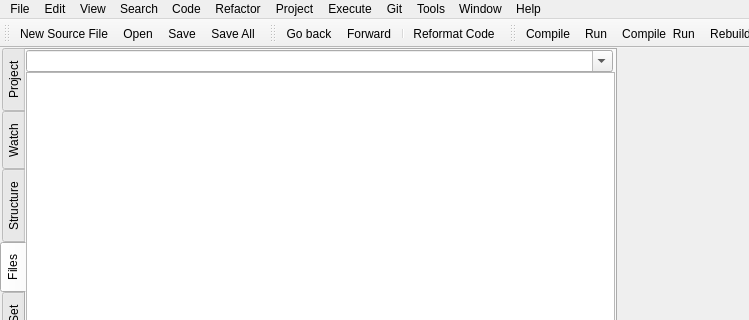
Qt form RedPandaIDE/mainwindow.ui (royqh1979/RedPanda-CPP) before a commit; both pictures show x 0 to 749 and y 0 to 320 of the 1114 by 742 pixel window.
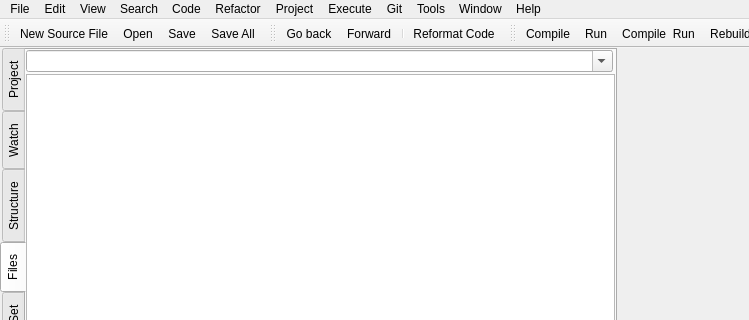
The same form after that commit. Icons and pictures are not drawn. Custom widgets are drawn as their Qt base class.

```diff
--- a/RedPandaIDE/mainwindow.ui
+++ b/RedPandaIDE/mainwindow.ui
@@ -229,7 +229,7 @@
             </attribute>
             <layout class="QVBoxLayout" name="verticalLayout_3">
              <property name="spacing">
-              <number>0</number>
+              <number>2</number>
              </property>
              <property name="leftMargin">
               <number>0</number>
```
Left out of the diff: 5 changed lines with no effect on the pictures.
